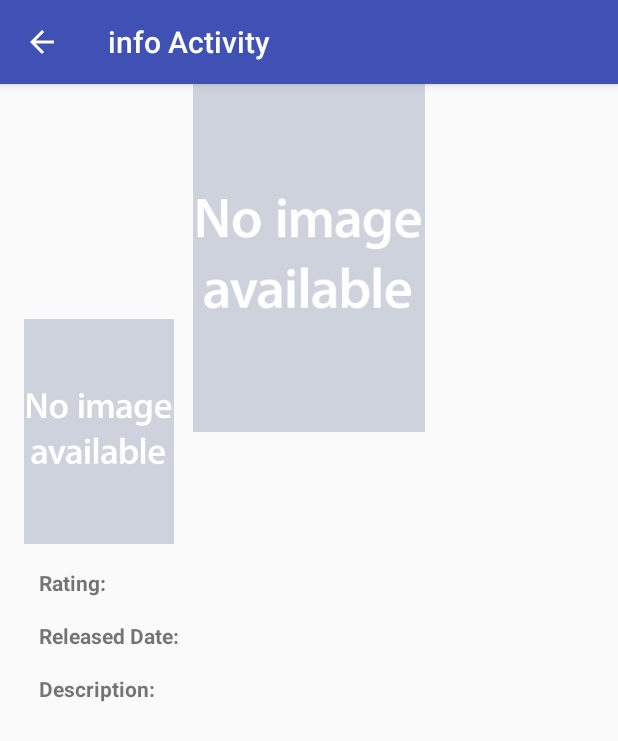
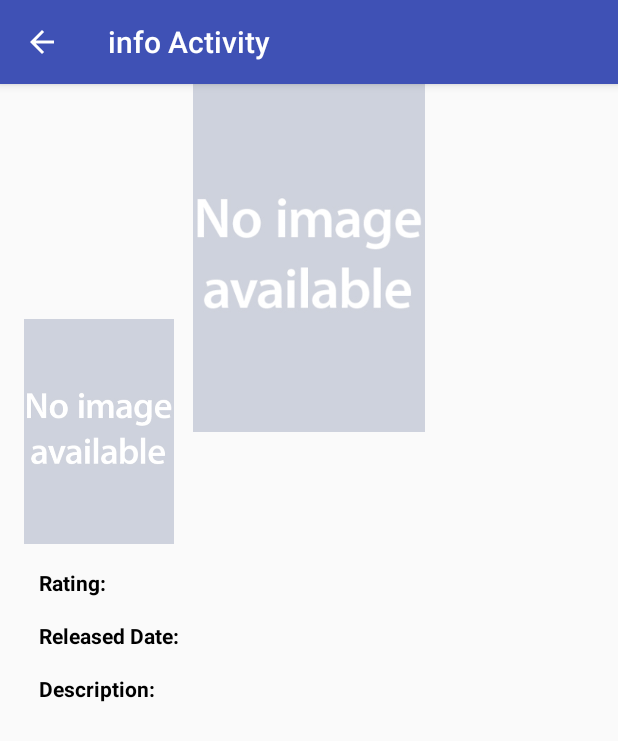
Before and after one commit to Uli1435/The-Movies-App, an Android app: the InfoActivity screen opened directly, with no data from a screen before it, on a phone screen of 412 x 824 dp. Shown: the top 741 px of the screen. Run offline under Robolectric (Android 15) with nearby library versions, the phone set to English and light mode, and no system bars; our stand-ins replace Picasso; pictures from the network do not load; 2 statements that could not run were skipped.

Commit message:
Change the text color and boldness from Info Activity

```diff
--- a/app/src/main/res/layout/activity_detail.xml
+++ b/app/src/main/res/layout/activity_detail.xml
@@ -54,6 +54,7 @@
             android:layout_marginTop="16dp"
             android:text="@string/rating"
             android:textStyle="bold"
+            android:textColor="#000000"
             app:layout_constraintStart_toStartOf="parent"
             app:layout_constraintTop_toBottomOf="@+id/poster_image_view" />
 
@@ -63,6 +64,7 @@
             android:layout_height="wrap_content"
             android:layout_marginStart="16dp"
             android:layout_marginTop="16dp"
+            android:textStyle="bold"
             app:layout_constraintStart_toEndOf="@+id/textView4"
             app:layout_constraintTop_toBottomOf="@+id/poster_image_view"
             tools:text="6.8" />
@@ -75,6 +77,7 @@
             android:layout_marginTop="16dp"
             android:text="@string/released_date"
             android:textStyle="bold"
+            android:textColor="#000000"
             app:layout_constraintStart_toStartOf="parent"
             app:layout_constraintTop_toBottomOf="@+id/textView4" />
 
@@ -84,7 +87,8 @@
             android:layout_height="wrap_content"
             android:layout_marginStart="16dp"
             android:layout_marginTop="16dp"
-            android:text="2017-03-16"
+            tools:text="2017-03-16"
+            android:textStyle="bold"
             app:layout_constraintStart_toEndOf="@+id/textView7"
             app:layout_constraintTop_toBottomOf="@+id/rating_textView" />
 
@@ -96,6 +100,7 @@
             android:layout_marginTop="16dp"
             android:text="@string/description"
             android:textStyle="bold"
+            android:textColor="#000000"
             app:layout_constraintStart_toStartOf="parent"
             app:layout_constraintTop_toBottomOf="@+id/textView7" />
 
@@ -107,6 +112,7 @@
             android:layout_marginEnd="10dp"
             android:layout_marginRight="10dp"
             android:layout_marginStart="26dp"
+            android:textStyle="bold"
             app:layout_constraintStart_toStartOf="parent"
             app:layout_constraintTop_toBottomOf="@+id/textView10"
             tools:text="Here goes the description for the movie!!!" />
```
